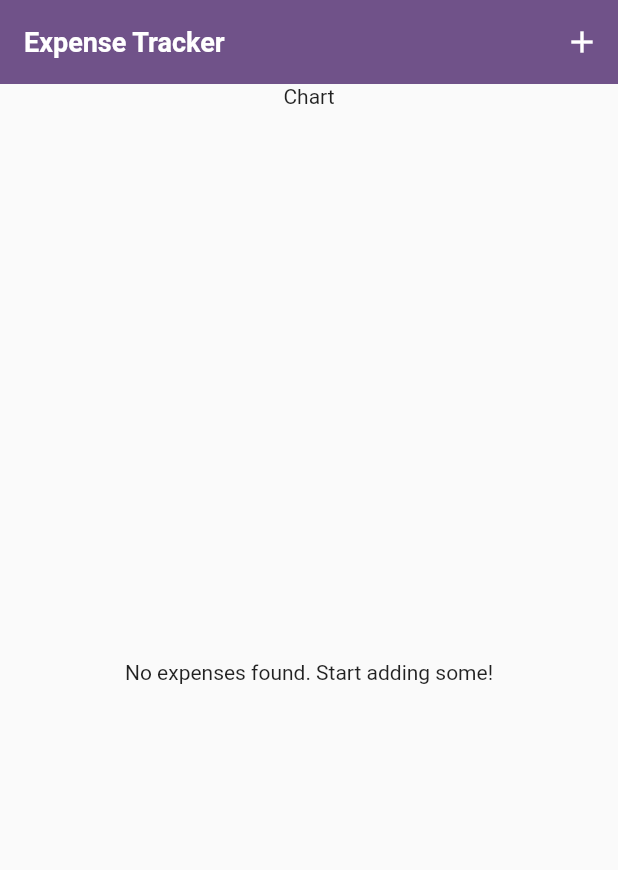
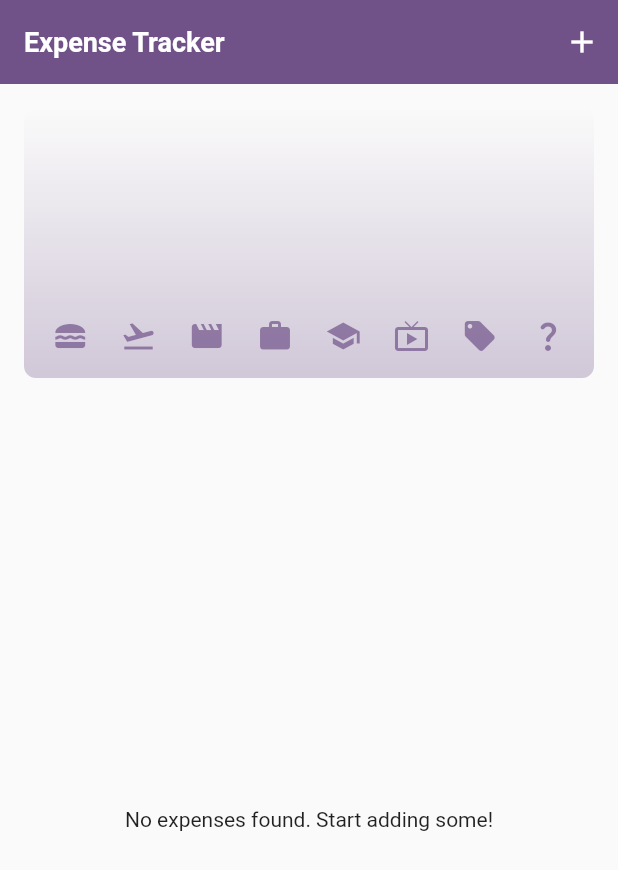
Before and after one commit to Zaela24/expense_tracker, a Flutter app: the screen it shows after launch, on a phone screen of 412 x 824 dp. Shown: the top 870 px of the screen. Run offline on Flutter 3.47's test engine with Material 2 defaults, Android fonts, the phone set to English and light mode, and no system bars.

Commit message:
Add chart

```diff
--- a/lib/main.dart
+++ b/lib/main.dart
@@ -1,4 +1,4 @@
-import 'package:expense_tracker/widget/expenses.dart';
+import 'package:expense_tracker/widgets/expenses.dart';
 import 'package:flutter/material.dart';
 
 var kColorScheme = ColorScheme.fromSeed(
--- a/lib/models/expense.dart
+++ b/lib/models/expense.dart
@@ -46,3 +46,28 @@ class Expense {
     return formatter.format(date);
   }
 }
+
+class ExpenseBucket {
+  const ExpenseBucket({
+    required this.category,
+    required this.expenses,
+  });
+
+  ExpenseBucket.forCategory(List<Expense> allExpenses, this.category)
+      : expenses = allExpenses
+            .where((expense) => expense.category == category)
+            .toList();
+
+  final Category category;
+  final List<Expense> expenses;
+
+  double get totalExpenses {
+    double sum = 0;
+
+    for (final expense in expenses) {
+      sum += expense.amount;
+    }
+
+    return sum;
+  }
+}
--- /dev/null
+++ b/lib/widgets/chart/chart.dart
@@ -0,0 +1,99 @@
+import 'package:flutter/material.dart';
+
+import 'package:expense_tracker/widgets/chart/chart_bar.dart';
+import 'package:expense_tracker/models/expense.dart';
+
+class Chart extends StatelessWidget {
+  const Chart({super.key, required this.expenses});
+
+  final List<Expense> expenses;
+
+  List<ExpenseBucket> get buckets {
+    return [
+      ExpenseBucket.forCategory(expenses, Category.food),
+      ExpenseBucket.forCategory(expenses, Category.travel),
+      ExpenseBucket.forCategory(expenses, Category.leisure),
+      ExpenseBucket.forCategory(expenses, Category.work),
+      ExpenseBucket.forCategory(expenses, Category.education),
+      ExpenseBucket.forCategory(expenses, Category.subscriptions),
+      ExpenseBucket.forCategory(expenses, Category.necessities),
+      ExpenseBucket.forCategory(expenses, Category.other),
+    ];
+  }
+
+  double get maxTotalExpense {
+    double maxTotalExpense = 0;
+
+    for (final bucket in buckets) {
+      if (bucket.totalExpenses > maxTotalExpense) {
+        maxTotalExpense = bucket.totalExpenses;
+      }
+    }
+
+    return maxTotalExpense;
+  }
+
+  @override
+  Widget build(BuildContext context) {
+    final isDarkMode =
+        MediaQuery.of(context).platformBrightness == Brightness.dark;
+    return Container(
+      margin: const EdgeInsets.all(16),
+      padding: const EdgeInsets.symmetric(
+        vertical: 16,
+        horizontal: 8,
+      ),
+      width: double.infinity,
+      height: 180,
+      decoration: BoxDecoration(
+        borderRadius: BorderRadius.circular(8),
+        gradient: LinearGradient(
+          colors: [
+            Theme.of(context).colorScheme.primary.withOpacity(0.3),
+            Theme.of(context).colorScheme.primary.withOpacity(0.0)
+          ],
+          begin: Alignment.bottomCenter,
+          end: Alignment.topCenter,
+        ),
+      ),
+      child: Column(
+        children: [
+          Expanded(
+            child: Row(
+              crossAxisAlignment: CrossAxisAlignment.end,
+              children: [
+                for (final bucket in buckets) // alternative to map()
+                  ChartBar(
+                    fill: bucket.totalExpenses == 0
+                        ? 0
+                        : bucket.totalExpenses / maxTotalExpense,
+                  )
+              ],
+            ),
+          ),
+          const SizedBox(height: 12),
+          Row(
+            children: buckets
+                .map(
+                  (bucket) => Expanded(
+                    child: Padding(
+                      padding: const EdgeInsets.symmetric(horizontal: 4),
+                      child: Icon(
+                        categoryIcons[bucket.category],
+                        color: isDarkMode
+                            ? Theme.of(context).colorScheme.secondary
+                            : Theme.of(context)
+                                .colorScheme
+                                .primary
+                                .withOpacity(0.7),
+                      ),
+                    ),
+                  ),
+                )
+                .toList(),
+          )
+        ],
+      ),
+    );
+  }
+}
--- /dev/null
+++ b/lib/widgets/chart/chart_bar.dart
@@ -0,0 +1,34 @@
+import 'package:flutter/material.dart';
+
+class ChartBar extends StatelessWidget {
+  const ChartBar({
+    super.key,
+    required this.fill,
+  });
+
+  final double fill;
+
+  @override
+  Widget build(BuildContext context) {
+    final isDarkMode =
+        MediaQuery.of(context).platformBrightness == Brightness.dark;
+    return Expanded(
+      child: Padding(
+        padding: const EdgeInsets.symmetric(horizontal: 4),
+        child: FractionallySizedBox(
+          heightFactor: fill,
+          child: DecoratedBox(
+            decoration: BoxDecoration(
+              shape: BoxShape.rectangle,
+              borderRadius:
+                  const BorderRadius.vertical(top: Radius.circular(8)),
+              color: isDarkMode
+                  ? Theme.of(context).colorScheme.secondary
+                  : Theme.of(context).colorScheme.primary.withOpacity(0.65),
+            ),
+          ),
+        ),
+      ),
+    );
+  }
+}
--- a/lib/widget/expenses.dart
+++ b/lib/widgets/expenses.dart
@@ -1,6 +1,7 @@
 import 'package:expense_tracker/models/expense.dart';
-import 'package:expense_tracker/widget/expenses_list/expenses_list.dart';
-import 'package:expense_tracker/widget/new_expense.dart';
+import 'package:expense_tracker/widgets/chart/chart.dart';
+import 'package:expense_tracker/widgets/expenses_list/expenses_list.dart';
+import 'package:expense_tracker/widgets/new_expense.dart';
 import 'package:flutter/material.dart';
 
 class Expenses extends StatefulWidget {
@@ -75,7 +76,7 @@ class _ExpensesState extends State<Expenses> {
       ),
       body: Column(
         children: [
-          const Text('Chart'),
+          Chart(expenses: _registeredExpenses),
           Expanded(
             child: mainContent,
           ),
--- a/lib/widget/expenses_list/expenses_list.dart
+++ b/lib/widgets/expenses_list/expenses_list.dart
@@ -1,5 +1,5 @@
 import 'package:expense_tracker/models/expense.dart';
-import 'package:expense_tracker/widget/expenses_list/expense_item.dart';
+import 'package:expense_tracker/widgets/expenses_list/expense_item.dart';
 import 'package:flutter/material.dart';
 
 class ExpensesList extends StatelessWidget {
```
Also changed, not shown: lib/widgets/expenses_list/expense_item.dart (renamed from lib/widget/expenses_list/expense_item.dart), lib/widgets/new_expense.dart (renamed from lib/widget/new_expense.dart).
